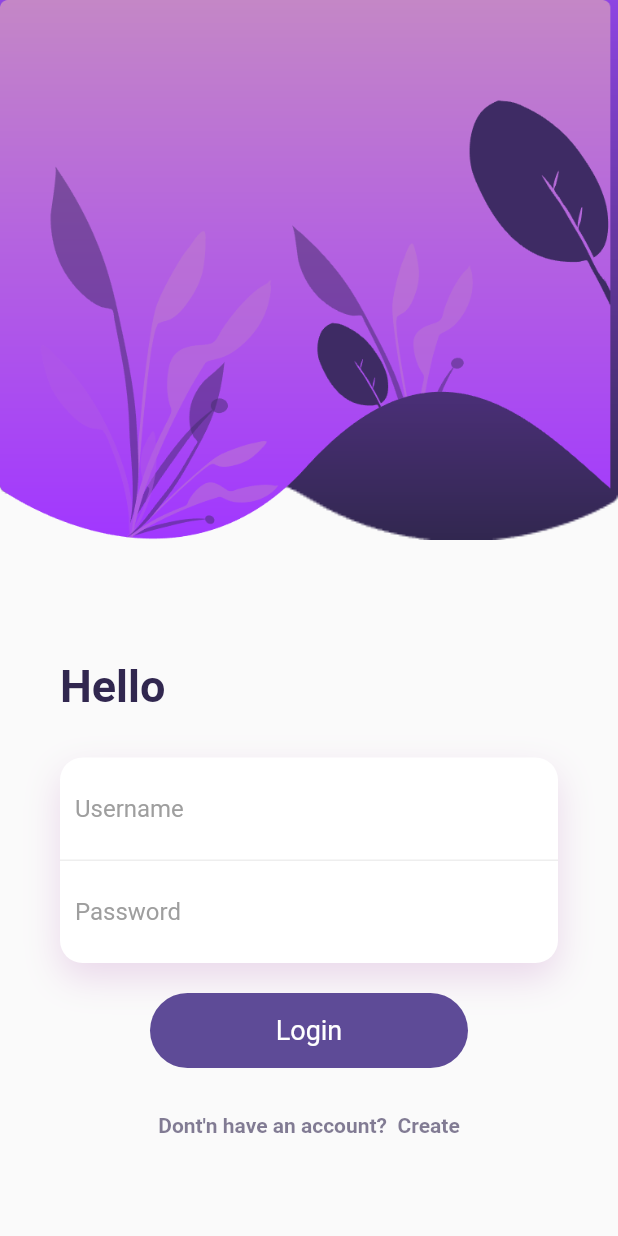
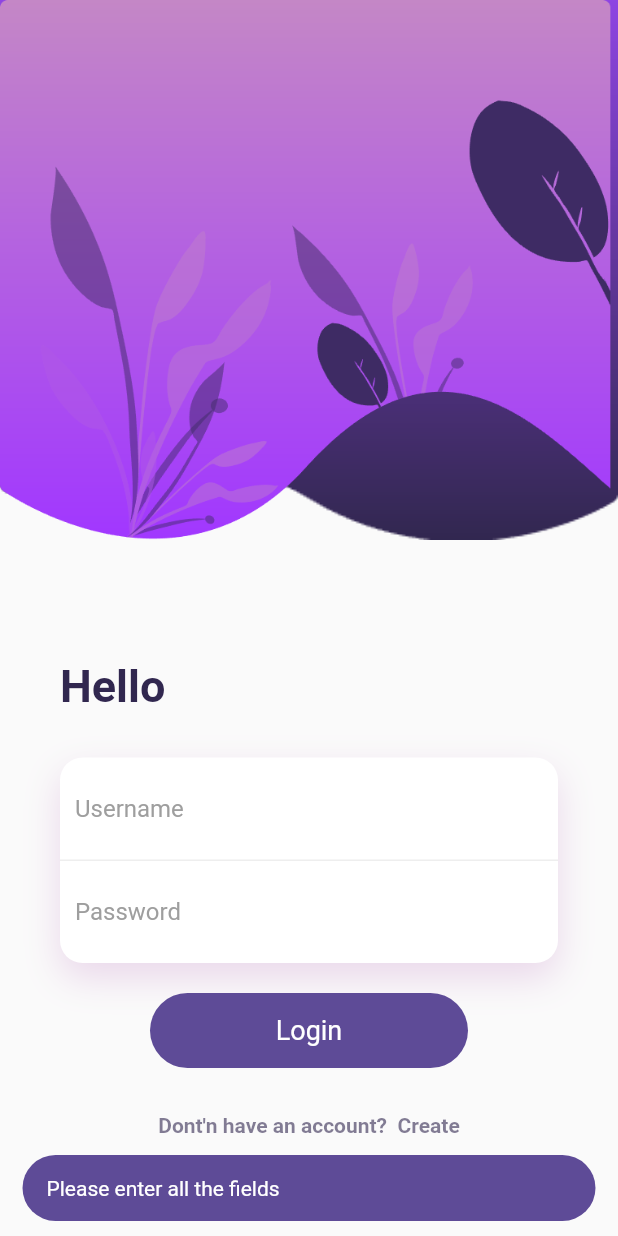
Before and after one commit to Cavin6080/SayIt, a Flutter app: the screen it shows after launch, after a tap on "Login", on a phone screen of 412 x 824 dp. Run offline on Flutter 3.47's test engine with Material 2 defaults, Android fonts, the phone set to English and light mode, and no system bars; our stand-ins replace cloud_firestore, firebase_auth, firebase_core, firebase_storage, image_picker; missing offline and left inert: dart:ffi; accounts and stored records are empty; network calls fail.

Commit message:
SignUp and Login done with UI and Code

```diff
--- a/lib/Utils/utilityFunction.dart
+++ b/lib/Utils/utilityFunction.dart
@@ -1,9 +1,6 @@
 import 'package:flutter/material.dart';
 import 'package:image_picker/image_picker.dart';
-
-
-
-
+import 'package:sayit/Utils/colors.dart';
 
 pickImage(ImageSource source) async {
   final ImagePicker _imagePicker = ImagePicker();
@@ -14,3 +11,18 @@ pickImage(ImageSource source) async {
   }
   print('No image Selected');
 }
+
+showSnackBar(String content, BuildContext context) {
+  ScaffoldMessenger.of(context).showSnackBar(
+    SnackBar(
+      content: Text(
+        content,
+      ),
+      backgroundColor: primarycolor,
+      shape: StadiumBorder(),
+      behavior: SnackBarBehavior.floating,
+      // margin: EdgeInsets.symmetric(vertical: 8),
+      elevation: 0,
+    ),
+  );
+}
--- a/lib/resources/auth_methods.dart
+++ b/lib/resources/auth_methods.dart
@@ -4,6 +4,7 @@ import 'dart:typed_data';
 import 'package:cloud_firestore/cloud_firestore.dart';
 import 'package:firebase_auth/firebase_auth.dart';
 import 'package:flutter/material.dart';
+import 'package:sayit/resources/storage_methods.dart';
 
 class AuthMethods {
   final FirebaseAuth _auth = FirebaseAuth.instance;
@@ -28,6 +29,10 @@ class AuthMethods {
         UserCredential cred = await _auth.createUserWithEmailAndPassword(
             email: email, password: password);
 
+        //uploading prfile pic to storage,function is from storage methods file
+        String photoUrl = await StorageMethods()
+            .uploadImageToStorage('profilePics', file, false);
+
         //Add user to firestore database
         await _firestore.collection('users').doc(cred.user!.uid).set({
           'username': username,
@@ -36,6 +41,7 @@ class AuthMethods {
           'bio': bio,
           'followers': [],
           'following': [],
+          'photoUrl': photoUrl, //profile pic upload from storage methods
         });
         result = 'success';
         print(result);
@@ -46,4 +52,23 @@ class AuthMethods {
     }
     return result;
   }
+
+  //Function to login the user
+  Future<String> logInUser(
+      {required String email, required String password}) async {
+    String result = 'Some error occurred in login';
+    try {
+      if (email.isNotEmpty || password.isNotEmpty) {
+        await _auth.signInWithEmailAndPassword(
+            email: email, password: password);
+        result = 'success';
+      } else {
+        result = 'Please enter all the fields';
+      }
+    } catch (e) {
+      result = e.toString();
+      print(result);
+    }
+    return result;
+  }
 }
--- /dev/null
+++ b/lib/resources/storage_methods.dart
@@ -0,0 +1,21 @@
+
+import 'dart:typed_data';
+
+import 'package:firebase_auth/firebase_auth.dart';
+import 'package:firebase_storage/firebase_storage.dart';
+import 'package:flutter/material.dart';
+
+class StorageMethods {
+  final FirebaseStorage _storage = FirebaseStorage.instance;
+  final FirebaseAuth _auth = FirebaseAuth.instance;
+
+  Future<String> uploadImageToStorage(
+      String childName, Uint8List file, bool isPost) async {
+    Reference ref =
+        _storage.ref().child(childName).child(_auth.currentUser!.uid);
+    UploadTask uploadTask = ref.putData(file);
+    TaskSnapshot snap = await uploadTask;
+    String downloadUrl = await snap.ref.getDownloadURL();
+    return downloadUrl;
+  }
+}
--- a/lib/screens/login_screen.dart
+++ b/lib/screens/login_screen.dart
@@ -1,4 +1,6 @@
 import 'package:sayit/Utils/colors.dart';
+import 'package:sayit/Utils/utilityFunction.dart';
+import 'package:sayit/resources/auth_methods.dart';
 import 'package:sayit/screens/sign_up_screen.dart';
 import 'package:flutter/material.dart';
 
@@ -14,12 +16,32 @@ class LoginScreen extends StatefulWidget {
 class _LoginScreenState extends State<LoginScreen> {
   final TextEditingController _usernameController = TextEditingController();
   final TextEditingController _passwordController = TextEditingController();
+  bool _isLoading = false;
 
   @override
   void dispose() {
     super.dispose();
     _usernameController.dispose();
     _passwordController.dispose();
+  }
+
+  //function for loging in user
+  void loginUser() async {
+    setState(() {
+      _isLoading = true;
+    });
+    String result = await AuthMethods().logInUser(
+      email: _usernameController.text,
+      password: _passwordController.text,
+    );
+    if (result == 'success') {
+      //
+    } else {
+      showSnackBar(result, context);
+    }
+    setState(() {
+      _isLoading = false;
+    });
   }
 
   @override
@@ -52,7 +74,7 @@ class _LoginScreenState extends State<LoginScreen> {
                   ),
                   SizedBox(height: 20),
                   GestureDetector(
-                    onTap: () {},
+                    onTap: loginUser,
                     child: Container(
                       margin: EdgeInsets.symmetric(horizontal: 60),
                       height: 50,
@@ -60,12 +82,18 @@ class _LoginScreenState extends State<LoginScreen> {
                         borderRadius: BorderRadius.circular(50),
                         color: primarycolor,
                       ),
-                      child: Center(
-                        child: Text(
-                          'Login',
-                          style: TextStyle(color: Colors.white, fontSize: 18),
-                        ),
-                      ),
+                      child: _isLoading
+                          ? const Center(
+                              child: CircularProgressIndicator(
+                                  color: Colors.white),
+                            )
+                          : const Center(
+                              child: Text(
+                                'Login',
+                                style: TextStyle(
+                                    color: Colors.white, fontSize: 18),
+                              ),
+                            ),
                     ),
                   ),
                   SizedBox(height: 30),
```
Also changed, not shown: lib/screens/sign_up_screen.dart (+35 -11 lines).
